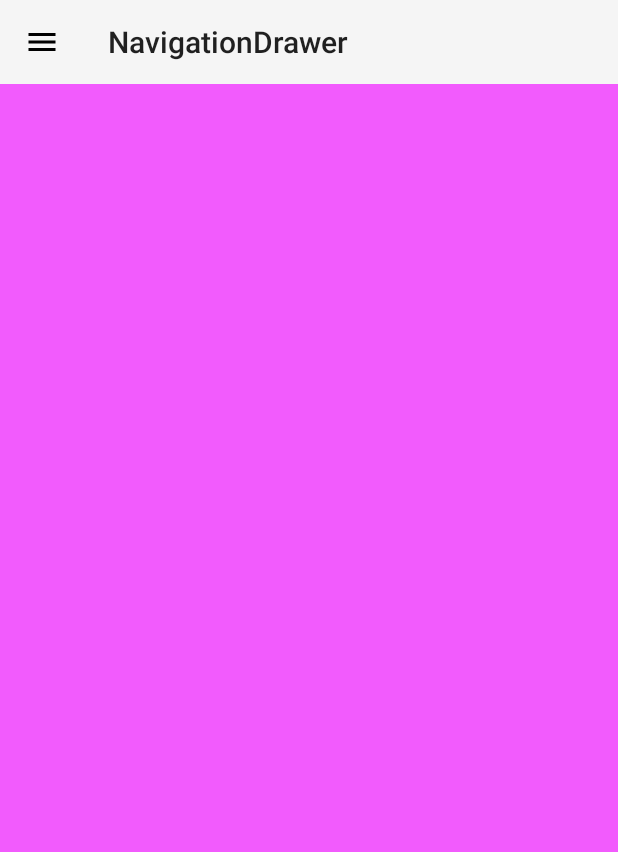
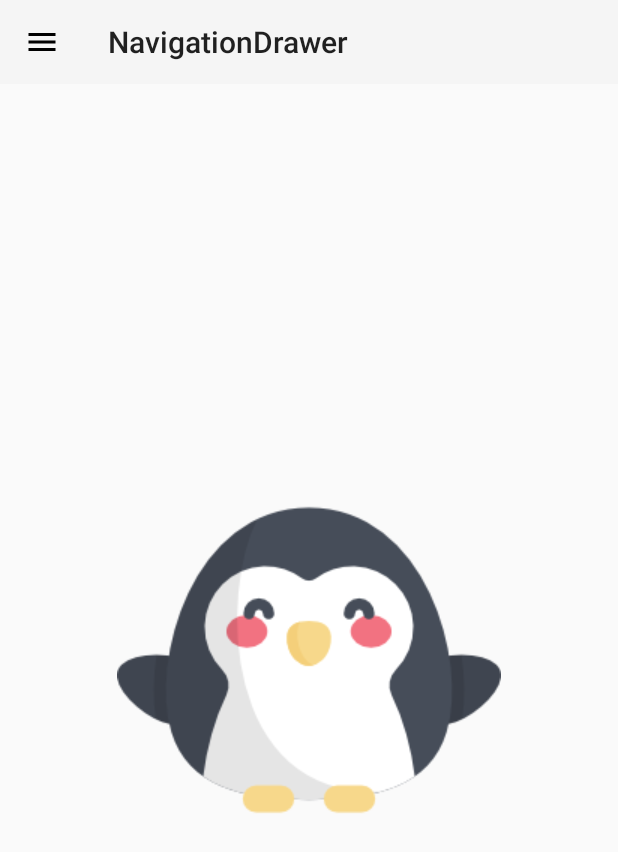
Before and after one commit to Sindy-L/NavigationDrawerSindy, an Android app: the fragment FragmentAnimal placed in its activity, on a phone screen of 412 x 824 dp. Shown: the top 852 px of the screen. Run offline under Robolectric (Android 15) with nearby library versions, the phone set to English and light mode, and no system bars.

Commit message:
correction changement de fragment

```diff
--- a/app/src/main/java/com/example/sindy/navigationdrawer/FragmentAnimal.java
+++ b/app/src/main/java/com/example/sindy/navigationdrawer/FragmentAnimal.java
@@ -16,6 +16,6 @@ public class FragmentAnimal extends Fragment {
     public View onCreateView(LayoutInflater inflater, ViewGroup container,
                              Bundle savedInstanceState) {
         // Inflate the layout for this fragment
-        return inflater.inflate(R.layout.fragment_fruit, container, false);
+        return inflater.inflate(R.layout.fragment_animal, container, false);
     }
 }
--- a/app/src/main/res/layout/activity_main.xml
+++ b/app/src/main/res/layout/activity_main.xml
@@ -6,10 +6,24 @@
     android:layout_height="match_parent"
     android:fitsSystemWindows="true">
 
-    <FrameLayout
-        android:id="@+id/content_frame"
+    <LinearLayout
         android:layout_width="match_parent"
-        android:layout_height="match_parent" />
+        android:layout_height="match_parent"
+        android:orientation="vertical">
+
+            <android.support.v7.widget.Toolbar
+                android:id="@+id/toolbar"
+                android:layout_width="match_parent"
+                android:layout_height="?attr/actionBarSize"
+                android:background="?attr/colorPrimary"
+                android:theme="@style/ThemeOverlay.AppCompat.ActionBar" />
+
+        <FrameLayout
+            android:id="@+id/fragment_content"
+            android:layout_width="match_parent"
+            android:layout_height="match_parent"/>
+
+    </LinearLayout>
 
     <android.support.design.widget.NavigationView
         android:id="@+id/nav_view"
@@ -19,23 +33,4 @@
         android:fitsSystemWindows="true"
         app:menu="@menu/drawer_view"
         app:headerLayout="@layout/drawer_header"/>
-
-    <FrameLayout
-        android:id="@+id/content_frame_toolbar"
-        android:layout_width="match_parent"
-        android:layout_height="match_parent">
-
-        <android.support.v7.widget.Toolbar
-            android:id="@+id/toolbar"
-            android:layout_width="match_parent"
-            android:layout_height="?attr/actionBarSize"
-            android:background="?attr/colorPrimary"
-            android:theme="@style/ThemeOverlay.AppCompat.ActionBar" />
-
-    </FrameLayout>
-
-    <FrameLayout
-        android:id="@+id/fragment_content"
-        android:layout_width="match_parent"
-        android:layout_height="match_parent"/>
 </android.support.v4.widget.DrawerLayout>
--- a/app/src/main/res/layout/fragment_animal.xml
+++ b/app/src/main/res/layout/fragment_animal.xml
@@ -1,18 +1,18 @@
 <?xml version="1.0" encoding="utf-8"?>
-<FrameLayout xmlns:android="http://schemas.android.com/apk/res/android"
+<FrameLayout
+    xmlns:android="http://schemas.android.com/apk/res/android"
     xmlns:tools="http://schemas.android.com/tools"
     android:layout_width="match_parent"
     android:layout_height="match_parent"
-    tools:context=".FragmentAnimal"
-    android:background="#a2ee00ff"
-    android:orientation="vertical">
+    tools:context=".FragmentAnimal">
 
 
     <ImageView
         android:id="@+id/FruitFragment"
         android:layout_width="wrap_content"
         android:layout_height="wrap_content"
-        tools:src="@drawable/penguin"/>
+        android:src="@drawable/penguin"
+        android:layout_gravity="center"/>
 
 
 </FrameLayout>
--- a/app/src/main/res/layout/fragment_fruit.xml
+++ b/app/src/main/res/layout/fragment_fruit.xml
@@ -1,17 +1,15 @@
 <?xml version="1.0" encoding="utf-8"?>
 <FrameLayout xmlns:android="http://schemas.android.com/apk/res/android"
-xmlns:tools="http://schemas.android.com/tools"
-android:layout_width="match_parent"
-android:layout_height="match_parent"
-tools:context=".FragmentFruit"
-android:background="#a2ee00ff"
-android:orientation="vertical">
+    xmlns:tools="http://schemas.android.com/tools"
+    android:layout_width="match_parent"
+    android:layout_height="match_parent"
+    tools:context=".FragmentFruit">
 
     <ImageView
         android:id="@+id/FruitFragment"
         android:layout_width="wrap_content"
         android:layout_height="wrap_content"
-        tools:src="@drawable/fruit_salad"/>
-
+        android:src="@drawable/fruit_salad"
+        android:layout_gravity="center"/>
 
 </FrameLayout>
```
Also changed, not shown: app/src/main/java/com/example/sindy/navigationdrawer/MainActivity.java (+1 -18 lines), app/src/main/res/drawable/car.png (deleted), app/src/main/res/drawable/fruit_salad.png (renamed from app/src/main/res/drawable-v24/fruit_salad.png), app/src/main/res/drawable/penguin.png (renamed from app/src/main/res/drawable-v24/penguin.png), app/src/main/res/drawable/violin.png (deleted).
